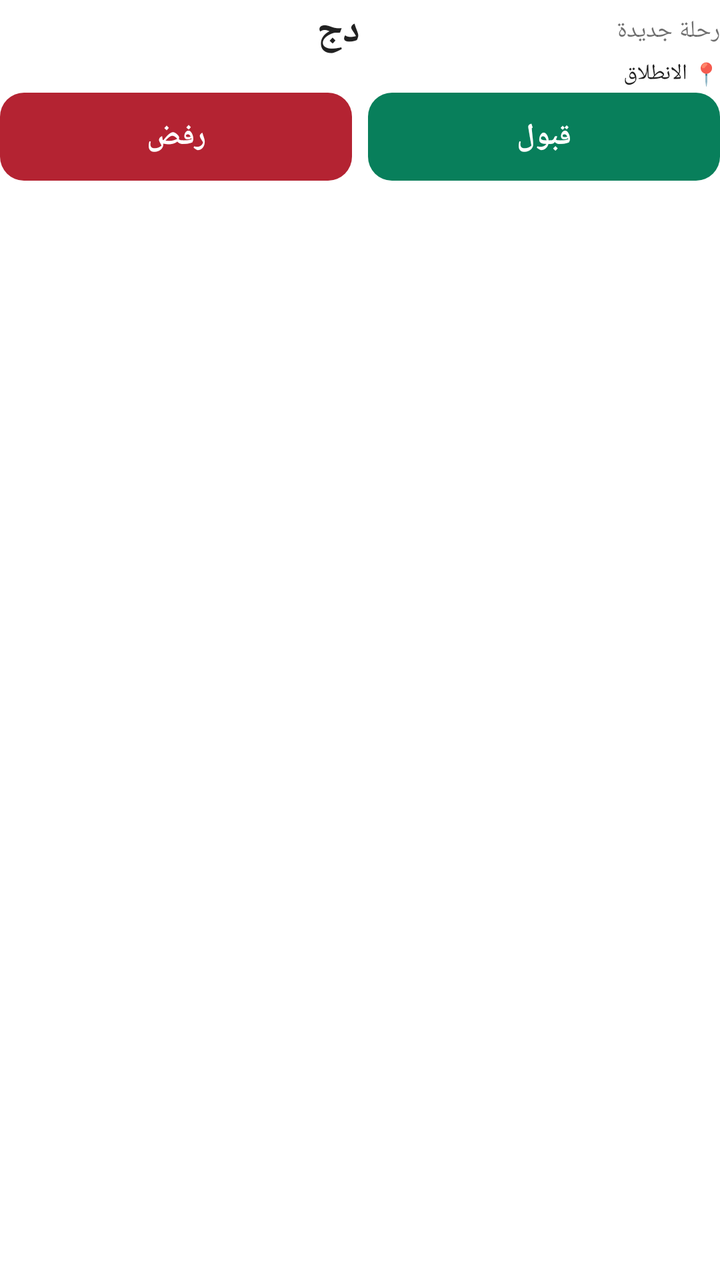
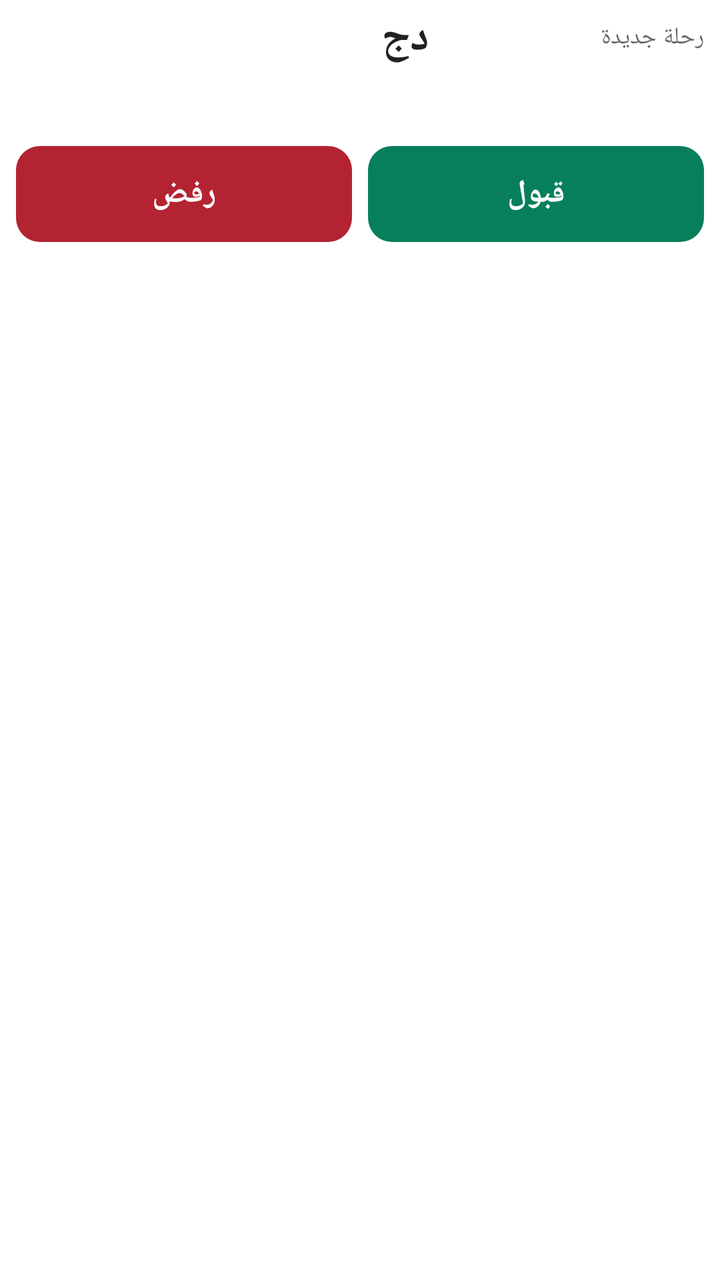

Screens rendered from an Android XML layout before and after an edit, with the pre-edit source and the edit as a unified diff.
<!-- AndroidManifest.xml: fallback theme Theme.MaterialComponents.DayNight.NoActionBar -->
<!-- res/layout/offer_heads_up.xml -->
<?xml version="1.0" ?>
<LinearLayout xmlns:android="http://schemas.android.com/apk/res/android" android:layout_width="match_parent" android:layout_height="wrap_content" android:orientation="vertical" android:layoutDirection="rtl" android:paddingTop="2dp" android:paddingBottom="2dp">
    <LinearLayout android:layout_width="match_parent" android:layout_height="wrap_content" android:orientation="horizontal" android:gravity="center_vertical">
        <TextView android:id="@+id/offer_title" android:layout_width="0dp" android:layout_height="wrap_content" android:text="رحلة جديدة" android:textSize="12sp" android:textDirection="rtl" android:gravity="right|center_vertical" android:textAppearance="@style/TextAppearance.Compat.Notification" android:includeFontPadding="false" android:layout_weight="1" android:alpha="0.65"/>
        <TextView android:id="@+id/offer_price" android:layout_width="0dp" android:layout_height="wrap_content" android:text="دج" android:textSize="20sp" android:textDirection="rtl" android:gravity="right|center_vertical" android:textAppearance="@style/TextAppearance.Compat.Notification" android:includeFontPadding="false" android:layout_weight="1" android:textStyle="bold" android:maxLines="1" android:ellipsize="end"/>
    </LinearLayout>
    <TextView android:id="@+id/offer_pickup" android:layout_width="match_parent" android:layout_height="wrap_content" android:text="📍 الانطلاق" android:textSize="11sp" android:textDirection="rtl" android:gravity="right|center_vertical" android:textAppearance="@style/TextAppearance.Compat.Notification" android:includeFontPadding="false" android:maxLines="1" android:ellipsize="end"/>
    <TextView android:id="@+id/offer_destination" android:visibility="gone" android:layout_width="match_parent" android:layout_height="wrap_content" android:text="🏁 الوصول" android:textSize="11sp" android:textDirection="rtl" android:gravity="right|center_vertical" android:textAppearance="@style/TextAppearance.Compat.Notification" android:includeFontPadding="false" android:maxLines="1" android:ellipsize="end"/>
    <LinearLayout android:layout_width="match_parent" android:layout_height="wrap_content" android:orientation="horizontal" android:layout_marginTop="2dp">
        <TextView android:id="@+id/offer_accept" android:layout_width="0dp" android:layout_weight="1" android:layout_height="44dp" android:background="@drawable/offer_accept" android:text="قبول" android:textColor="#FFFFFF" android:textSize="15sp" android:textStyle="bold" android:gravity="center" android:layout_marginEnd="4dp"/>
        <TextView android:id="@+id/offer_reject" android:layout_width="0dp" android:layout_weight="1" android:layout_height="44dp" android:background="@drawable/offer_reject" android:text="رفض" android:textColor="#FFFFFF" android:textSize="15sp" android:textStyle="bold" android:gravity="center" android:layout_marginStart="4dp"/>
    </LinearLayout>
</LinearLayout>
<!-- resources referenced by this layout -->
<resources>
  <!-- drawable offer_accept (drawable) -->
  <?xml version="1.0" ?>
  <shape xmlns:android="http://schemas.android.com/apk/res/android">
      <solid android:color="#087F5B"/>
      <corners android:radius="12dp"/>
  </shape>
  <!-- drawable offer_reject (drawable) -->
  <?xml version="1.0" ?>
  <shape xmlns:android="http://schemas.android.com/apk/res/android">
      <solid android:color="#B42332"/>
      <corners android:radius="12dp"/>
  </shape>
</resources>

<!-- the commit's change to res/layout/offer_heads_up.xml (unified diff, before → after) -->
@@ -1,13 +1,109 @@
-<?xml version="1.0" ?>
-<LinearLayout xmlns:android="http://schemas.android.com/apk/res/android" android:layout_width="match_parent" android:layout_height="wrap_content" android:orientation="vertical" android:layoutDirection="rtl" android:paddingTop="2dp" android:paddingBottom="2dp">
-    <LinearLayout android:layout_width="match_parent" android:layout_height="wrap_content" android:orientation="horizontal" android:gravity="center_vertical">
-        <TextView android:id="@+id/offer_title" android:layout_width="0dp" android:layout_height="wrap_content" android:text="رحلة جديدة" android:textSize="12sp" android:textDirection="rtl" android:gravity="right|center_vertical" android:textAppearance="@style/TextAppearance.Compat.Notification" android:includeFontPadding="false" android:layout_weight="1" android:alpha="0.65"/>
-        <TextView android:id="@+id/offer_price" android:layout_width="0dp" android:layout_height="wrap_content" android:text="دج" android:textSize="20sp" android:textDirection="rtl" android:gravity="right|center_vertical" android:textAppearance="@style/TextAppearance.Compat.Notification" android:includeFontPadding="false" android:layout_weight="1" android:textStyle="bold" android:maxLines="1" android:ellipsize="end"/>
+<?xml version="1.0" encoding="utf-8"?>
+<LinearLayout xmlns:android="http://schemas.android.com/apk/res/android"
+    android:layout_width="match_parent"
+    android:layout_height="wrap_content"
+    android:orientation="vertical"
+    android:layoutDirection="rtl"
+    android:paddingStart="8dp"
+    android:paddingEnd="8dp"
+    android:paddingTop="4dp"
+    android:paddingBottom="4dp">
+
+    <LinearLayout
+        android:layout_width="match_parent"
+        android:layout_height="wrap_content"
+        android:gravity="center_vertical"
+        android:orientation="horizontal">
+
+        <TextView
+            android:id="@+id/offer_title"
+            android:layout_width="0dp"
+            android:layout_height="wrap_content"
+            android:layout_weight="0.8"
+            android:alpha="0.7"
+            android:ellipsize="end"
+            android:gravity="right|center_vertical"
+            android:includeFontPadding="false"
+            android:maxLines="1"
+            android:text="&#1585;&#1581;&#1604;&#1577; &#1580;&#1583;&#1610;&#1583;&#1577;"
+            android:textAppearance="@style/TextAppearance.Compat.Notification"
+            android:textDirection="rtl"
+            android:textSize="12sp" />
+
+        <TextView
+            android:id="@+id/offer_price"
+            android:layout_width="0dp"
+            android:layout_height="wrap_content"
+            android:layout_weight="1.2"
+            android:ellipsize="end"
+            android:gravity="right|center_vertical"
+            android:includeFontPadding="false"
+            android:maxLines="1"
+            android:text="&#1583;&#1580;"
+            android:textAppearance="@style/TextAppearance.Compat.Notification"
+            android:textDirection="rtl"
+            android:textSize="22sp"
+            android:textStyle="bold" />
     </LinearLayout>
-    <TextView android:id="@+id/offer_pickup" android:layout_width="match_parent" android:layout_height="wrap_content" android:text="📍 الانطلاق" android:textSize="11sp" android:textDirection="rtl" android:gravity="right|center_vertical" android:textAppearance="@style/TextAppearance.Compat.Notification" android:includeFontPadding="false" android:maxLines="1" android:ellipsize="end"/>
-    <TextView android:id="@+id/offer_destination" android:visibility="gone" android:layout_width="match_parent" android:layout_height="wrap_content" android:text="🏁 الوصول" android:textSize="11sp" android:textDirection="rtl" android:gravity="right|center_vertical" android:textAppearance="@style/TextAppearance.Compat.Notification" android:includeFontPadding="false" android:maxLines="1" android:ellipsize="end"/>
-    <LinearLayout android:layout_width="match_parent" android:layout_height="wrap_content" android:orientation="horizontal" android:layout_marginTop="2dp">
-        <TextView android:id="@+id/offer_accept" android:layout_width="0dp" android:layout_weight="1" android:layout_height="44dp" android:background="@drawable/offer_accept" android:text="قبول" android:textColor="#FFFFFF" android:textSize="15sp" android:textStyle="bold" android:gravity="center" android:layout_marginEnd="4dp"/>
-        <TextView android:id="@+id/offer_reject" android:layout_width="0dp" android:layout_weight="1" android:layout_height="44dp" android:background="@drawable/offer_reject" android:text="رفض" android:textColor="#FFFFFF" android:textSize="15sp" android:textStyle="bold" android:gravity="center" android:layout_marginStart="4dp"/>
+
+    <TextView
+        android:id="@+id/offer_pickup"
+        android:layout_width="match_parent"
+        android:layout_height="wrap_content"
+        android:layout_marginTop="3dp"
+        android:ellipsize="end"
+        android:gravity="right|center_vertical"
+        android:includeFontPadding="false"
+        android:maxLines="1"
+        android:textAppearance="@style/TextAppearance.Compat.Notification"
+        android:textDirection="rtl"
+        android:textSize="12sp" />
+
+    <TextView
+        android:id="@+id/offer_destination"
+        android:layout_width="match_parent"
+        android:layout_height="wrap_content"
+        android:layout_marginTop="2dp"
+        android:ellipsize="end"
+        android:gravity="right|center_vertical"
+        android:includeFontPadding="false"
+        android:maxLines="1"
+        android:textAppearance="@style/TextAppearance.Compat.Notification"
+        android:textDirection="rtl"
+        android:textSize="12sp" />
+
+    <LinearLayout
+        android:layout_width="match_parent"
+        android:layout_height="wrap_content"
+        android:layout_marginTop="6dp"
+        android:orientation="horizontal">
+
+        <TextView
+            android:id="@+id/offer_accept"
+            android:layout_width="0dp"
+            android:layout_height="48dp"
+            android:layout_marginEnd="4dp"
+            android:layout_weight="1"
+            android:background="@drawable/offer_accept"
+            android:gravity="center"
+            android:maxLines="1"
+            android:text="&#1602;&#1576;&#1608;&#1604;"
+            android:textColor="#FFFFFF"
+            android:textSize="16sp"
+            android:textStyle="bold" />
+
+        <TextView
+            android:id="@+id/offer_reject"
+            android:layout_width="0dp"
+            android:layout_height="48dp"
+            android:layout_marginStart="4dp"
+            android:layout_weight="1"
+            android:background="@drawable/offer_reject"
+            android:gravity="center"
+            android:maxLines="1"
+            android:text="&#1585;&#1601;&#1590;"
+            android:textColor="#FFFFFF"
+            android:textSize="16sp"
+            android:textStyle="bold" />
     </LinearLayout>
 </LinearLayout>
